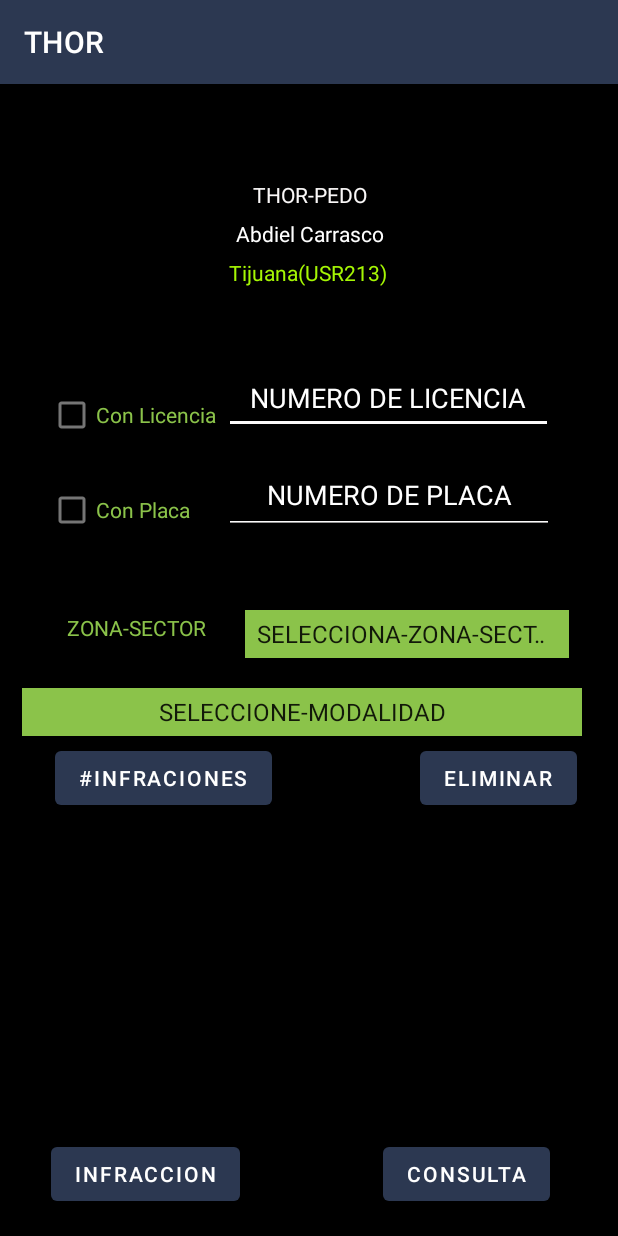
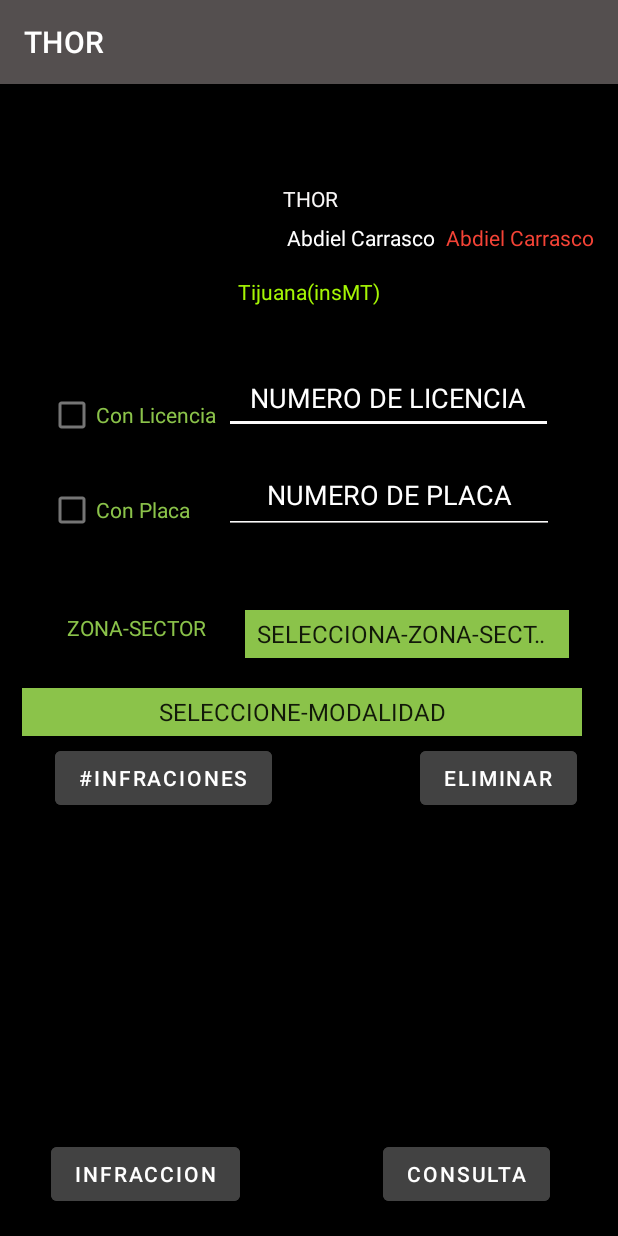
Before and after one commit to t3s30/THOR, an Android app: the fragment HomeFragment shown on its own in the app's theme, on a phone screen of 412 x 824 dp. Run offline under Robolectric (Android 15) with nearby library versions, the phone set to English and light mode, and no system bars; our stand-ins replace Volley; network calls fail.

Commit message:
THOR007 - SE PONEN DINAMICOS NOMBRE DE USUARIO Y NOMBRE PANTALLA INICIAL

```diff
--- a/app/src/main/java/app/simov/esparrago/ui/home/HomeFragment.java
+++ b/app/src/main/java/app/simov/esparrago/ui/home/HomeFragment.java
@@ -84,6 +84,7 @@ public class HomeFragment extends Fragment {
         //Parametros XML
         final TextView nombreApp = root.findViewById(R.id.tvApp);
         final TextView tvUsuario = root.findViewById(R.id.tvUsuario);
+        final TextView tvUsuario2 = root.findViewById(R.id.tvUsuario2);
         final TextView tvMunicipio = root.findViewById(R.id.tvMunicipio);
         checkBoxLicencia = root.findViewById(R.id.cBoxLicencia);
         final CheckBox checkBoxPlaca = root.findViewById(R.id.cBoxPlaca);
@@ -174,9 +175,9 @@ public class HomeFragment extends Fragment {
 
 
         //Seteamos Valores.
-        nombreApp.setText("THOR-PEDO");
+        nombreApp.setText("THOR");
         tvUsuario.setText("Abdiel Carrasco");
-        tvMunicipio.setText("Tijuana(USR213)");
+       // tvMunicipio.setText("Tijuana(USR213)");
 
         //Datos de Bundle de inicio de session.
         Bundle args = getActivity().getIntent().getExtras();
@@ -189,7 +190,9 @@ public class HomeFragment extends Fragment {
             nombre  = args.getString("nombre");
             delegacionId  = args.getString("delegacionId");
             activo  = args.getString("activo");
-
+            tvUsuario.setText(nombre);
+            tvUsuario2.setText(username);
+            tvMunicipio.setText("Tijuana");
           Log.d("USERSID","$$$$$$$$$$$$$$$$$$$$$$$$$$$$$ ESTO ES LO QUE RECOJI DEL USERS ID"+usersId);
         }
 
--- a/app/src/main/res/layout/activity_main.xml
+++ b/app/src/main/res/layout/activity_main.xml
@@ -47,8 +47,8 @@
 
     <Button
         android:id="@+id/btnLogin"
-        android:layout_width="214dp"
-        android:layout_height="57dp"
+        android:layout_width="307dp"
+        android:layout_height="58dp"
         android:backgroundTint="@android:color/black"
         android:text="INICIAR"
         app:layout_constraintBottom_toBottomOf="parent"
--- a/app/src/main/res/layout/fragment_home.xml
+++ b/app/src/main/res/layout/fragment_home.xml
@@ -24,14 +24,28 @@
 
     <TextView
         android:id="@+id/tvUsuario"
-        android:layout_width="191dp"
-        android:layout_height="26dp"
+        android:layout_width="120dp"
+        android:layout_height="36dp"
+        android:layout_marginStart="180dp"
         android:text="Abdiel Carrasco"
         android:textAlignment="center"
         android:textColor="#FFFFFF"
         app:layout_constraintBottom_toTopOf="@+id/tvMunicipio"
+        app:layout_constraintStart_toStartOf="parent"
+        app:layout_constraintTop_toTopOf="parent"
+        app:layout_constraintVertical_bias="1.0" />
+
+    <TextView
+        android:id="@+id/tvUsuario2"
+        android:layout_width="154dp"
+        android:layout_height="36dp"
+        android:text="Abdiel Carrasco"
+        android:textAlignment="viewStart"
+        android:textColor="#F44336"
+        app:layout_constraintBottom_toTopOf="@+id/tvMunicipio"
         app:layout_constraintEnd_toEndOf="parent"
-        app:layout_constraintStart_toStartOf="parent"
+        app:layout_constraintHorizontal_bias="0.064"
+        app:layout_constraintStart_toEndOf="@+id/tvUsuario"
         app:layout_constraintTop_toTopOf="parent"
         app:layout_constraintVertical_bias="1.0" />
 
@@ -47,7 +61,7 @@
         app:layout_constraintHorizontal_bias="0.497"
         app:layout_constraintStart_toStartOf="parent"
         app:layout_constraintTop_toTopOf="parent"
-        app:layout_constraintVertical_bias="0.158" />
+        app:layout_constraintVertical_bias="0.175" />
 
     <TextView
         android:id="@+id/text_home"
@@ -250,6 +264,7 @@
         android:id="@+id/btnCuenta"
         android:layout_width="wrap_content"
         android:layout_height="wrap_content"
+        android:backgroundTint="@color/cardview_dark_background"
         android:text="#INFRACIONES"
         app:layout_constraintBottom_toBottomOf="parent"
         app:layout_constraintEnd_toEndOf="parent"
@@ -262,6 +277,7 @@
         android:id="@+id/btnQuitar"
         android:layout_width="wrap_content"
         android:layout_height="wrap_content"
+        android:backgroundTint="@color/cardview_dark_background"
         android:text="ELIMINAR"
         app:layout_constraintBottom_toBottomOf="parent"
         app:layout_constraintEnd_toEndOf="parent"
@@ -274,6 +290,7 @@
         android:id="@+id/btnInfraccion"
         android:layout_width="wrap_content"
         android:layout_height="wrap_content"
+        android:backgroundTint="@color/cardview_dark_background"
         android:text="INFRACCION"
         app:layout_constraintBottom_toBottomOf="parent"
         app:layout_constraintEnd_toEndOf="parent"
@@ -286,6 +303,7 @@
         android:id="@+id/btnConsulta"
         android:layout_width="wrap_content"
         android:layout_height="wrap_content"
+        android:backgroundTint="@color/cardview_dark_background"
         android:text="CONSULTA"
         app:layout_constraintBottom_toBottomOf="parent"
         app:layout_constraintEnd_toEndOf="parent"
--- a/app/src/main/res/values/colors.xml
+++ b/app/src/main/res/values/colors.xml
@@ -1,8 +1,8 @@
 <?xml version="1.0" encoding="utf-8"?>
 <resources>
     <color name="purple_200">#9bf79b</color>
-    <color name="purple_500">#2c3851</color>
-    <color name="purple_700">#FF3700B3</color>
+    <color name="purple_500">#544f4f</color>
+    <color name="purple_700">#70ad47</color>
     <color name="teal_200">#FF03DAC5</color>
     <color name="teal_700">#FF018786</color>
     <color name="black">#FF000000</color>
```
Also changed, not shown: app/src/main/java/app/simov/esparrago/Infracciones.java (+34 -2 lines), app/src/main/res/layout/activity_infracciones.xml (+90 -58 lines), app/src/main/res/layout/activity_wsgob_consulta.xml (+4 -4 lines).
